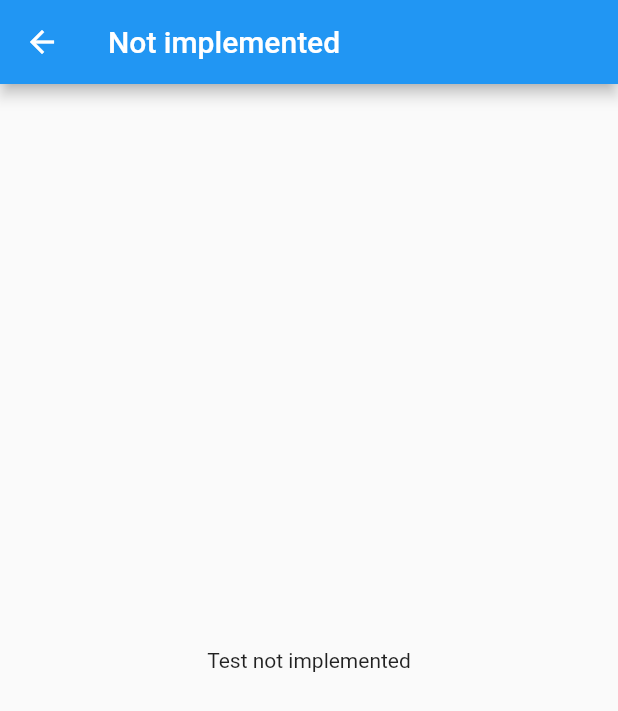
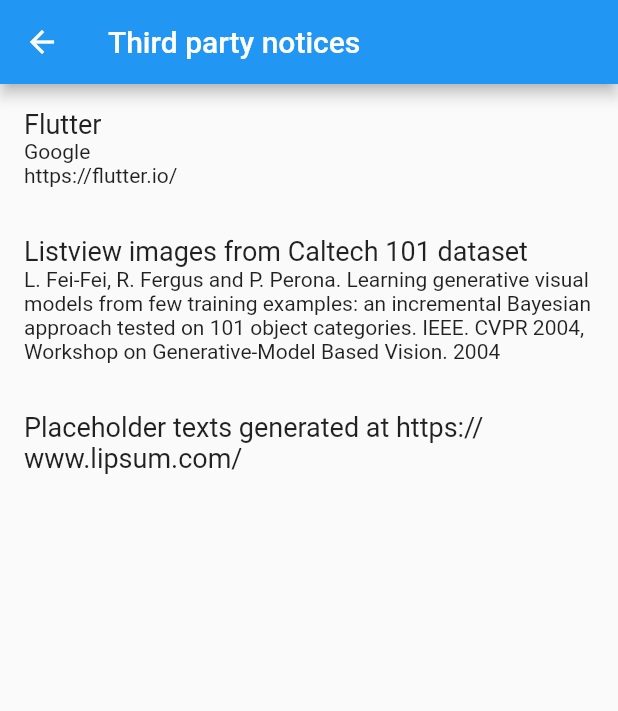
Before and after one commit to jarkkos-crossplatform-comparison-thesis/flutter, a Flutter app: the screen it shows after launch, after a tap on "Third party notices", on a phone screen of 412 x 824 dp. Shown: the top 711 px of the screen. Run offline on Flutter 3.47's test engine with Material 2 defaults, Android fonts, the phone set to English and light mode, and no system bars; missing offline and left inert: vibrate.

Commit message:
Add third party notices, setup iOS release

```diff
--- a/lib/NotImplementedScreen.dart
+++ /dev/null
@@ -1,22 +0,0 @@
-import 'package:flutter/material.dart';
-
-class NotImplementedScreen extends StatelessWidget {
-  @override
-  Widget build(BuildContext context) {
-    return new Scaffold(
-      appBar: new AppBar(
-        title: new Text("Not implemented"),
-      ),
-      body: new Center(
-        child: new Column(
-          mainAxisAlignment: MainAxisAlignment.center,
-          children: <Widget>[
-            new Text(
-              'Test not implemented',
-            ),
-          ],
-        ),
-      ),
-    );
-  }
-}
--- a/lib/selecttest/SelectTestScreen.dart
+++ b/lib/selecttest/SelectTestScreen.dart
@@ -1,12 +1,12 @@
 import 'package:flutter/material.dart';
 import "package:flutter_app/tapdownbutton/raisedbutton.dart";
 import "package:flutter_app/NoAnimationMaterialPageRoute.dart";
-import "package:flutter_app/NotImplementedScreen.dart";
 import "package:flutter_app/buttonlatency/ButtonLatencyScreen.dart";
 import "package:flutter_app/heavycomputation/HeavyComputationScreen.dart";
 import "package:flutter_app/vibrationlatency/VibrationLatencyScreen.dart";
 import "package:flutter_app/listitems/ListDataLoader.dart";
 import "package:flutter_app/listitems/ListItemsScreen.dart";
+import "package:flutter_app/thirdpartynotices/ThirdPartyNoticesScreen.dart";
 
 class SelectTestScreen extends StatelessWidget {
   @override
@@ -131,6 +131,6 @@ class SelectTestScreen extends StatelessWidget {
   }
 
   void _gotoNotImplementedScreen(BuildContext context) {
-    Navigator.push(context, NoAnimationMaterialPageRoute(builder: (context) => NotImplementedScreen()));
+    Navigator.push(context, NoAnimationMaterialPageRoute(builder: (context) => ThirdPartyNoticesScreen()));
   }
 }
--- /dev/null
+++ b/lib/thirdpartynotices/ThirdPartyNoticesScreen.dart
@@ -0,0 +1,103 @@
+import 'package:flutter/material.dart';
+import "package:flutter_app/tapdownbutton/raisedbutton.dart";
+import 'package:vibrate/vibrate.dart';
+
+class ThirdPartyNoticesScreen extends StatelessWidget {
+  @override
+  Widget build(BuildContext context) {
+    // This method is rerun every time setState is called, for instance as done
+    // by the _incrementCounter method above.
+    //
+    // The Flutter framework has been optimized to make rerunning build methods
+    // fast, so that you can just rebuild anything that needs updating rather
+    // than having to individually change instances of widgets.
+    return Scaffold(
+      appBar: AppBar(
+        // Here we take the value from the MyHomePage object that was created by
+        // the App.build method, and use it to set our appbar title.
+        title: Text("Third party notices"),
+      ),
+      body: Center(
+        // Center is a layout widget. It takes a single child and positions it
+        // in the middle of the parent.
+        child: Padding(
+          padding: const EdgeInsets.symmetric(horizontal: 16),
+          child: Column(
+            mainAxisAlignment: MainAxisAlignment.start,
+            children: <Widget>[
+              Padding(
+                padding: const EdgeInsets.symmetric(vertical: 16),
+                child: Row(
+                  children: <Widget>[
+                    Expanded(
+                      child: Column(
+                        crossAxisAlignment: CrossAxisAlignment.start,
+                        children: <Widget>[
+                          Text(
+                            "Flutter",
+                            softWrap: true,
+                            style: const TextStyle(fontSize: 18),
+                          ),
+                          Text(
+                            "Google",
+                            softWrap: true,
+                          ),
+                          Text(
+                            "https://flutter.io/",
+                            softWrap: true,
+                          ),
+                        ],
+                      ),
+                    ),
+                  ],
+                ),
+              ),
+              Padding(
+                padding: const EdgeInsets.symmetric(vertical: 16),
+                child: Row(
+                  children: <Widget>[
+                    Expanded(
+                      child: Column(
+                        crossAxisAlignment: CrossAxisAlignment.start,
+                        children: <Widget>[
+                          Text(
+                            "Listview images from Caltech 101 dataset",
+                            softWrap: true,
+                            style: const TextStyle(fontSize: 18),
+                          ),
+                          Text(
+                            "L. Fei-Fei, R. Fergus and P. Perona. Learning generative visual models from few training examples: an incremental Bayesian approach tested on 101 object categories. IEEE. CVPR 2004, Workshop on Generative-Model Based Vision. 2004",
+                            softWrap: true,
+                          ),
+                        ],
+                      ),
+                    ),
+                  ],
+                ),
+              ),
+              Padding(
+                padding: const EdgeInsets.symmetric(vertical: 16),
+                child: Row(
+                  children: <Widget>[
+                    Expanded(
+                      child: Column(
+                        crossAxisAlignment: CrossAxisAlignment.start,
+                        children: <Widget>[
+                          Text(
+                            "Placeholder texts generated at https://www.lipsum.com/",
+                            softWrap: true,
+                            style: const TextStyle(fontSize: 18),
+                          ),
+                        ],
+                      ),
+                    ),
+                  ],
+                ),
+              ),
+            ],
+          ),
+        ),
+      ), // This trailing comma makes auto-formatting nicer for build methods.
+    );
+  }
+}
```
Also changed, not shown: pubspec.lock, 7 other files.
